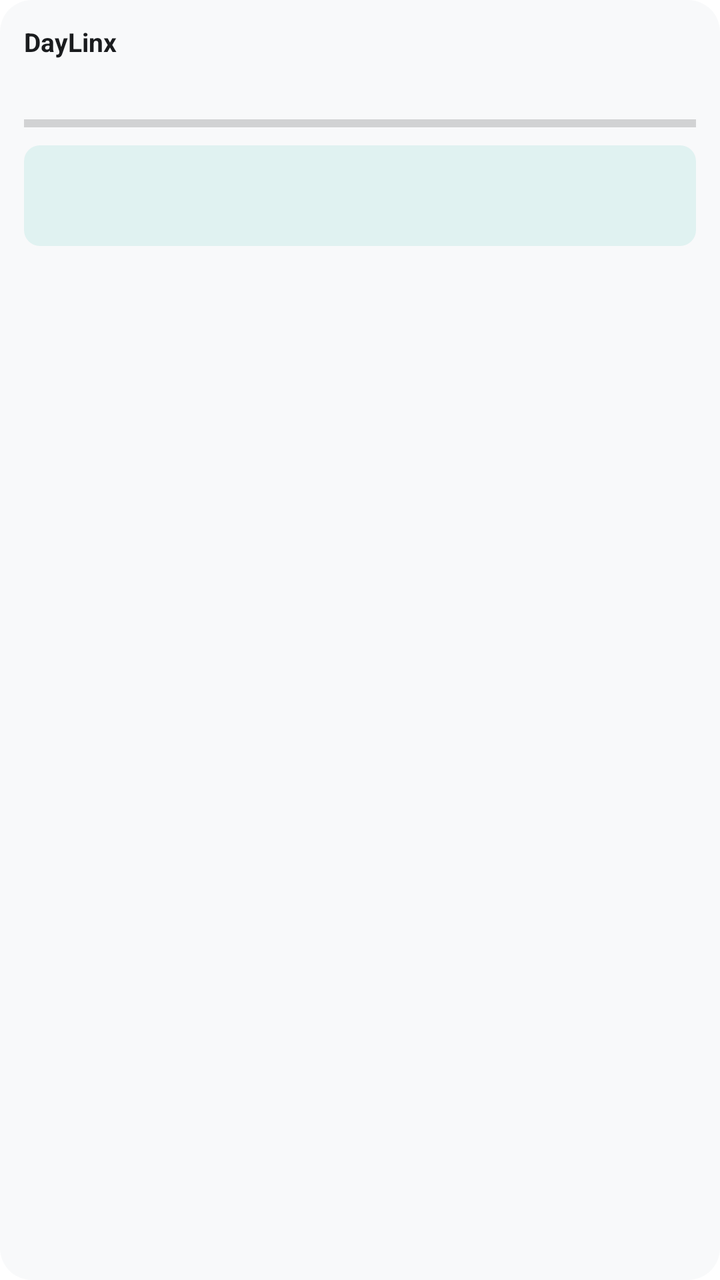
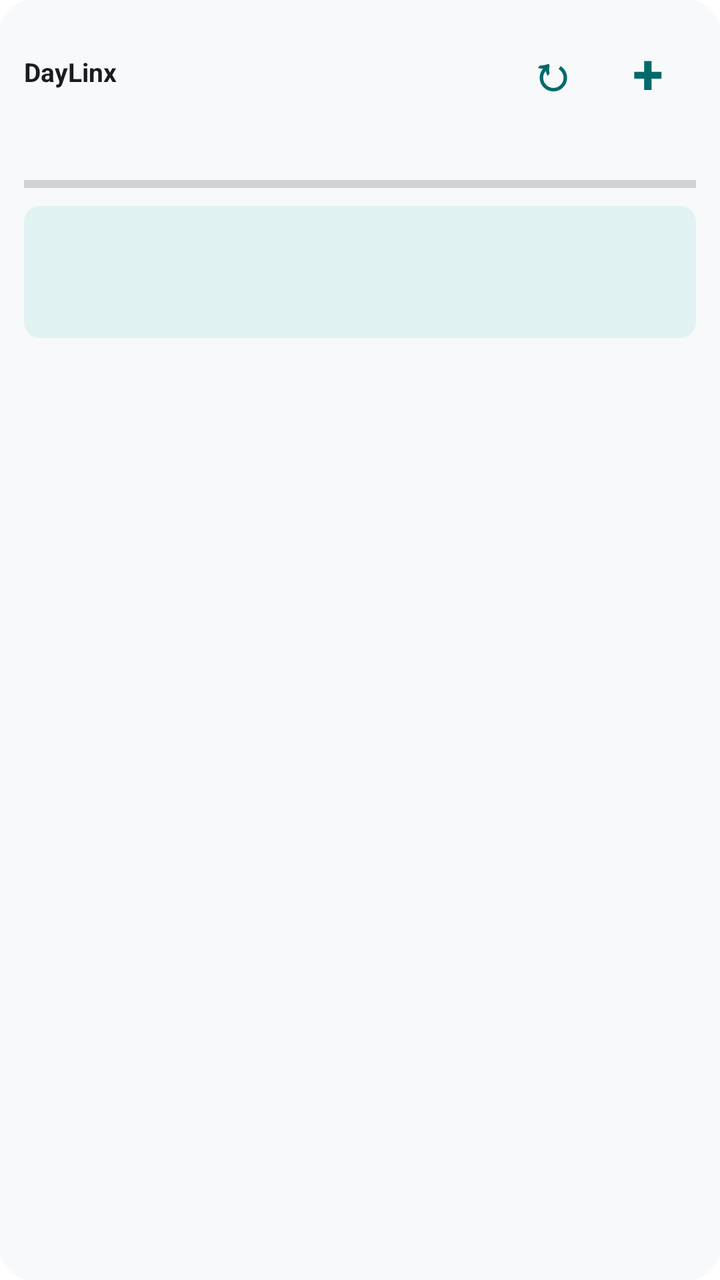

An Android layout rendered at two revisions. The XML below is the earlier revision; the diff shows what the commit changed to produce the second picture.
<!-- AndroidManifest.xml: fallback theme Theme.MaterialComponents.DayNight.NoActionBar -->
<!-- res/layout/widget_day_medium.xml -->
<?xml version="1.0" encoding="utf-8"?>
<LinearLayout xmlns:android="http://schemas.android.com/apk/res/android"
    android:id="@+id/widget_root"
    android:layout_width="match_parent"
    android:layout_height="match_parent"
    android:background="@drawable/widget_background"
    android:orientation="vertical"
    android:padding="12dp">

    <LinearLayout
        android:layout_width="match_parent"
        android:layout_height="wrap_content"
        android:gravity="center_vertical"
        android:orientation="horizontal">

        <TextView
            android:id="@+id/widget_app_title"
            android:layout_width="0dp"
            android:layout_height="wrap_content"
            android:layout_weight="1"
            android:text="DayLinx"
            android:textColor="@color/widget_header_text"
            android:textSize="13sp"
            android:textStyle="bold" />

        <TextView
            android:id="@+id/widget_date_label"
            android:layout_width="wrap_content"
            android:layout_height="wrap_content"
            android:textColor="@color/widget_muted_text"
            android:textSize="12sp" />
    </LinearLayout>

    <TextView
        android:id="@+id/widget_header_title"
        android:layout_width="match_parent"
        android:layout_height="wrap_content"
        android:layout_marginTop="6dp"
        android:textColor="@color/widget_header_text"
        android:textSize="14sp"
        android:textStyle="bold" />

    <ProgressBar
        android:id="@+id/widget_progress_bar"
        style="?android:attr/progressBarStyleHorizontal"
        android:layout_width="match_parent"
        android:layout_height="6dp"
        android:layout_marginTop="4dp"
        android:max="100"
        android:progressTint="@color/widget_accent" />

    <LinearLayout
        android:id="@+id/widget_now_block"
        android:layout_width="match_parent"
        android:layout_height="wrap_content"
        android:layout_marginTop="8dp"
        android:background="@drawable/widget_now_background"
        android:orientation="vertical"
        android:padding="8dp">

        <TextView
            android:id="@+id/widget_now_time"
            android:layout_width="match_parent"
            android:layout_height="wrap_content"
            android:textColor="@color/widget_accent"
            android:textSize="11sp"
            android:textStyle="bold" />

        <TextView
            android:id="@+id/widget_now_title"
            android:layout_width="match_parent"
            android:layout_height="wrap_content"
            android:layout_marginTop="2dp"
            android:ellipsize="end"
            android:maxLines="1"
            android:textColor="@color/widget_header_text"
            android:textSize="13sp"
            android:textStyle="bold" />
    </LinearLayout>

    <TextView
        android:id="@+id/widget_events_empty"
        android:layout_width="match_parent"
        android:layout_height="wrap_content"
        android:layout_marginTop="6dp"
        android:ellipsize="end"
        android:maxLines="1"
        android:textColor="@color/widget_muted_text"
        android:textSize="12sp"
        android:visibility="gone" />

    <TextView
        android:id="@+id/widget_next0"
        android:layout_width="match_parent"
        android:layout_height="wrap_content"
        android:layout_marginTop="4dp"
        android:ellipsize="end"
        android:maxLines="1"
        android:textColor="@color/widget_body_text"
        android:textSize="12sp"
        android:visibility="gone" />

    <TextView
        android:id="@+id/widget_next1"
        android:layout_width="match_parent"
        android:layout_height="wrap_content"
        android:layout_marginTop="2dp"
        android:ellipsize="end"
        android:maxLines="1"
        android:textColor="@color/widget_body_text"
        android:textSize="12sp"
        android:visibility="gone" />

    <TextView
        android:id="@+id/widget_tasks_section"
        android:layout_width="match_parent"
        android:layout_height="wrap_content"
        android:layout_marginTop="8dp"
        android:textColor="@color/widget_muted_text"
        android:textSize="11sp"
        android:textStyle="bold" />

    <TextView
        android:id="@+id/widget_task0"
        android:layout_width="match_parent"
        android:layout_height="wrap_content"
        android:layout_marginTop="2dp"
        android:ellipsize="end"
        android:maxLines="1"
        android:textColor="@color/widget_body_text"
        android:textSize="12sp"
        android:visibility="gone" />

    <TextView
        android:id="@+id/widget_task1"
        android:layout_width="match_parent"
        android:layout_height="wrap_content"
        android:layout_marginTop="2dp"
        android:ellipsize="end"
        android:maxLines="1"
        android:textColor="@color/widget_body_text"
        android:textSize="12sp"
        android:visibility="gone" />

    <TextView
        android:id="@+id/widget_task2"
        android:layout_width="match_parent"
        android:layout_height="wrap_content"
        android:layout_marginTop="2dp"
        android:ellipsize="end"
        android:maxLines="1"
        android:textColor="@color/widget_body_text"
        android:textSize="12sp"
        android:visibility="gone" />

    <TextView
        android:id="@+id/widget_footer"
        android:layout_width="match_parent"
        android:layout_height="wrap_content"
        android:layout_marginTop="6dp"
        android:ellipsize="end"
        android:maxLines="2"
        android:textColor="@color/widget_muted_text"
        android:textSize="11sp" />
</LinearLayout>
<!-- resources referenced by this layout -->
<resources>
  <color name="widget_accent">#FF006A6A</color>
  <color name="widget_body_text">#FF44474E</color>
  <color name="widget_header_text">#FF1A1C1E</color>
  <color name="widget_muted_text">#FF74777F</color>
  <!-- drawable widget_background (drawable) -->
  <?xml version="1.0" encoding="utf-8"?>
  <shape xmlns:android="http://schemas.android.com/apk/res/android"
      android:shape="rectangle">
      <solid android:color="@color/widget_background" />
      <corners android:radius="16dp" />
  </shape>
  <!-- drawable widget_now_background (drawable) -->
  <?xml version="1.0" encoding="utf-8"?>
  <shape xmlns:android="http://schemas.android.com/apk/res/android"
      android:shape="rectangle">
      <solid android:color="@color/widget_now_background" />
      <corners android:radius="8dp" />
  </shape>
  <color name="widget_background">#FFF8F9FA</color>
  <color name="widget_now_background">#FFE0F2F1</color>
</resources>

<!-- the commit's change to res/layout/widget_day_medium.xml (unified diff, before → after) -->
@@ -18,6 +18,8 @@
             android:layout_width="0dp"
             android:layout_height="wrap_content"
             android:layout_weight="1"
+            android:clickable="true"
+            android:focusable="true"
             android:text="DayLinx"
             android:textColor="@color/widget_header_text"
             android:textSize="13sp"
@@ -27,8 +29,35 @@
             android:id="@+id/widget_date_label"
             android:layout_width="wrap_content"
             android:layout_height="wrap_content"
+            android:layout_marginEnd="8dp"
             android:textColor="@color/widget_muted_text"
             android:textSize="12sp" />
+
+        <TextView
+            android:id="@+id/widget_refresh"
+            android:layout_width="48dp"
+            android:layout_height="48dp"
+            android:clickable="true"
+            android:contentDescription="@string/widget_refresh"
+            android:focusable="true"
+            android:gravity="center"
+            android:text="↻"
+            android:textColor="@color/widget_accent"
+            android:textSize="24sp"
+            android:textStyle="bold" />
+
+        <TextView
+            android:id="@+id/widget_add"
+            android:layout_width="48dp"
+            android:layout_height="48dp"
+            android:clickable="true"
+            android:contentDescription="@string/widget_add_task"
+            android:focusable="true"
+            android:gravity="center"
+            android:text="+"
+            android:textColor="@color/widget_accent"
+            android:textSize="28sp"
+            android:textStyle="bold" />
     </LinearLayout>
 
     <TextView
@@ -36,6 +65,8 @@
         android:layout_width="match_parent"
         android:layout_height="wrap_content"
         android:layout_marginTop="6dp"
+        android:clickable="true"
+        android:focusable="true"
         android:textColor="@color/widget_header_text"
         android:textSize="14sp"
         android:textStyle="bold" />
@@ -59,9 +90,18 @@
         android:padding="8dp">
 
         <TextView
+            android:id="@+id/widget_now_label"
+            android:layout_width="match_parent"
+            android:layout_height="wrap_content"
+            android:textColor="@color/widget_accent"
+            android:textSize="10sp"
+            android:textStyle="bold" />
+
+        <TextView
             android:id="@+id/widget_now_time"
             android:layout_width="match_parent"
             android:layout_height="wrap_content"
+            android:layout_marginTop="2dp"
             android:textColor="@color/widget_accent"
             android:textSize="11sp"
             android:textStyle="bold" />
@@ -158,7 +198,9 @@
         android:layout_width="match_parent"
         android:layout_height="wrap_content"
         android:layout_marginTop="6dp"
-        android:ellipsize="end"
+        android:clickable="true"
+        android:ellipsize="end"
+        android:focusable="true"
         android:maxLines="2"
         android:textColor="@color/widget_muted_text"
         android:textSize="11sp" />
<!-- resource entries referenced after the edit -->
@@ -18,6 +18,8 @@
       <solid android:color="@color/widget_now_background" />
       <corners android:radius="8dp" />
   </shape>
+  <string name="widget_add_task">Add task</string>
+  <string name="widget_refresh">Refresh widget</string>
   <color name="widget_background">#FFF8F9FA</color>
   <color name="widget_now_background">#FFE0F2F1</color>
 </resources>
